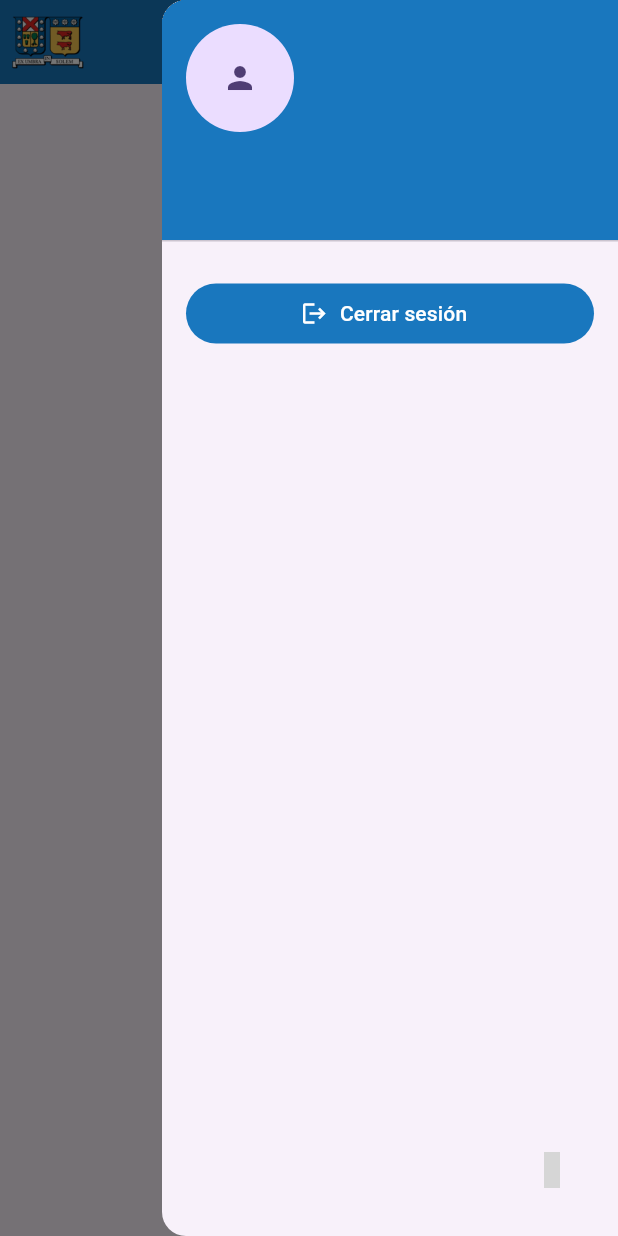
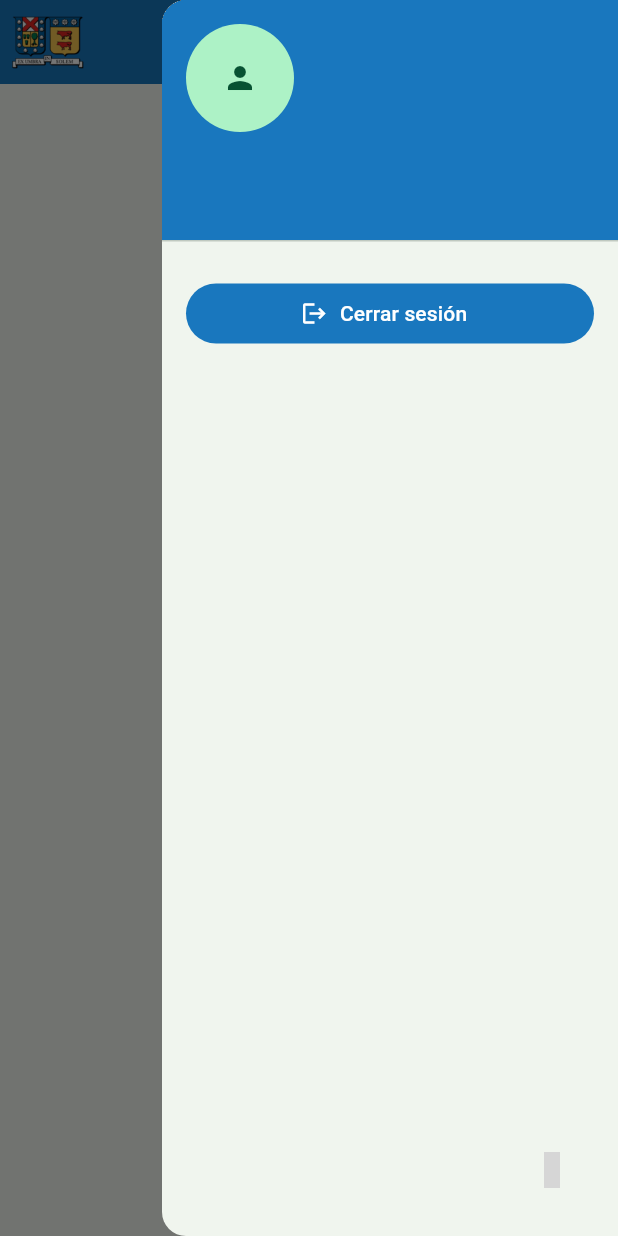
Before and after one commit to mcayos/dam_2026_project, a Flutter app: the screen it shows once a user with an empty profile is signed in, with the side drawer open, on a phone screen of 412 x 824 dp. Run offline on Flutter 3.47's test engine with Material 3 defaults, Android fonts, the phone set to English and light mode, and no system bars; our stand-ins replace cloud_firestore, firebase_auth, firebase_core, flutter_material_design_icons; accounts and stored records are empty; network calls fail; grey boxes are pictures that could not be loaded.

Commit message:
Retoques y detalles 2

```diff
--- a/lib/main.dart
+++ b/lib/main.dart
@@ -1,3 +1,4 @@
+import 'package:dam_2026_project/constants.dart';
 import 'package:dam_2026_project/pages/auth_wrapper.dart';
 import 'package:flutter/material.dart';
 import 'package:firebase_core/firebase_core.dart';
@@ -15,9 +16,9 @@ class MyApp extends StatelessWidget {
   Widget build(BuildContext context) {
     return MaterialApp(
       debugShowCheckedModeBanner: false,
-      title: 'Flutter Demo',
+      title: 'USM Extravios',
       theme: ThemeData(
-        colorScheme: .fromSeed(seedColor: Colors.deepPurple),
+        colorScheme: .fromSeed(seedColor: cSecundario),
       ),
       home: const AuthWrapper(),
     );
--- a/lib/pages/home_page.dart
+++ b/lib/pages/home_page.dart
@@ -157,3 +157,7 @@ class _HomePageState extends State<HomePage> {
       );
   }
 }
+
+//To Do:
+//Autenticacion con Google.
+//Conexion al Storage de Firebase para fotos. (me pide suscripcion??)
```
Also changed, not shown: pubspec.yaml (+8 -0 lines), assets/images/icon-adaptative.png (added), assets/images/icon.png (added), pubspec.lock, 28 other files.
